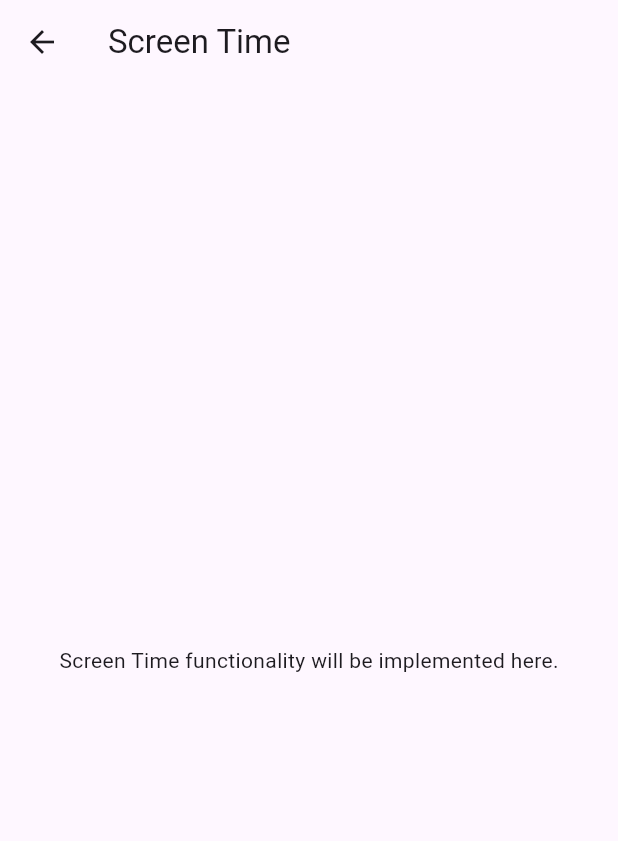
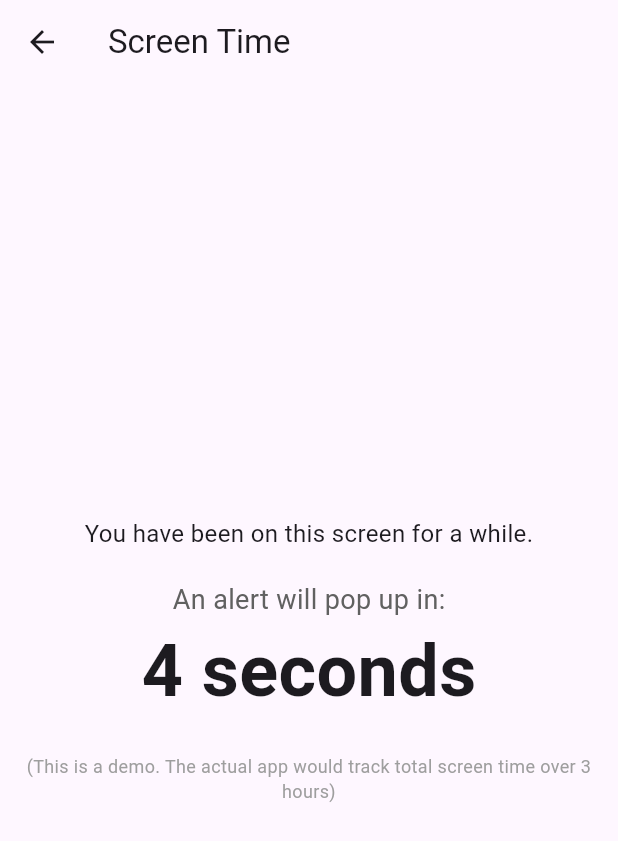
Before and after one commit to could-ai/019a168a-afdf-7f66-85f4-86bda2e9baee, a Flutter app: the screen it shows after launch, after a tap on "Screen Time", on a phone screen of 412 x 824 dp. Shown: the top 841 px of the screen. Run offline on Flutter 3.47's test engine with Material 3 defaults, Android fonts, the phone set to English and light mode, and no system bars.

Commit message:
I've updated the home screen to make the feature cards smaller and more interactive. I've adjusted the layout, reduced margins, and added a subtle animation to enhance the user experience. The cards now have rounded corners and a slight scale-in effect when the screen loads, giving the interface a more modern and dynamic feel.; I have implemented the radiation alert feature as a simulation. Since apps cannot directly measure phone radiation, I've added a button that allows you to trigger a high-radiation event manually. When you press the 'Simulate High Radiation' button, a popup will appear with the warning message you requested, demonstrating the alert functionality in a clear and interactive way.; I've implemented a demonstration of the screen time alert. When you navigate to the 'Screen Time' screen, a 5-second countdown will begin. Once the timer reaches zero, a popup will appear with the message 'Take some rest, your eyes are strained.' This provides a clear and immediate example of how the final feature will work, simulating the alert that would typically appear after 3 hours of screen time.

```diff
--- a/usr/lib/screens/home_screen.dart
+++ b/usr/lib/screens/home_screen.dart
@@ -15,7 +15,8 @@ class HomeScreen extends StatelessWidget {
       ),
       body: GridView.count(
         crossAxisCount: 2,
-        padding: const EdgeInsets.all(16.0),
+        padding: const EdgeInsets.all(12.0), // Reduced padding
+        childAspectRatio: 1.1, // Adjust aspect ratio
         children: <Widget>[
           _buildFeatureCard(
             context,
@@ -63,17 +64,34 @@ class HomeScreen extends StatelessWidget {
   }
 
   Widget _buildFeatureCard(BuildContext context, String title, IconData icon, Color color, VoidCallback onTap) {
-    return Card(
-      margin: const EdgeInsets.all(8.0),
+    return TweenAnimationBuilder(
+      tween: Tween<double>(begin: 0.95, end: 1.0),
+      duration: const Duration(milliseconds: 500),
+      builder: (context, scale, child) {
+        return Transform.scale(
+          scale: scale,
+          child: child,
+        );
+      },
+      child: Card(
+        margin: const EdgeInsets.all(6.0), // Reduced margin
+        elevation: 4.0,
+        shape: RoundedRectangleBorder(borderRadius: BorderRadius.circular(15)),
         child: InkWell(
+          borderRadius: BorderRadius.circular(15),
           onTap: onTap,
           child: Column(
             mainAxisAlignment: MainAxisAlignment.center,
             children: <Widget>[
-            Icon(icon, size: 50.0, color: color),
-            const SizedBox(height: 10.0),
-            Text(title, style: const TextStyle(fontSize: 16.0)),
+              Icon(icon, size: 45.0, color: color), // Slightly smaller icon
+              const SizedBox(height: 12.0),
+              Text(
+                title,
+                textAlign: TextAlign.center,
+                style: const TextStyle(fontSize: 15.0, fontWeight: FontWeight.w500), // Adjusted text
+              ),
             ],
+          ),
         ),
       ),
     );
--- a/usr/lib/screens/screen_time_screen.dart
+++ b/usr/lib/screens/screen_time_screen.dart
@@ -1,7 +1,74 @@
+import 'dart:async';
 import 'package:flutter/material.dart';
 
-class ScreenTimeScreen extends StatelessWidget {
+class ScreenTimeScreen extends StatefulWidget {
   const ScreenTimeScreen({super.key});
+
+  @override
+  State<ScreenTimeScreen> createState() => _ScreenTimeScreenState();
+}
+
+class _ScreenTimeScreenState extends State<ScreenTimeScreen> {
+  Timer? _timer;
+  int _start = 5; // For demo purposes, popup after 5 seconds
+  bool _alertShown = false;
+
+  @override
+  void initState() {
+    super.initState();
+    startTimer();
+  }
+
+  void startTimer() {
+    const oneSec = Duration(seconds: 1);
+    _timer = Timer.periodic(
+      oneSec,
+      (Timer timer) {
+        if (_start == 0) {
+          setState(() {
+            timer.cancel();
+            if (!_alertShown) {
+              _showScreenTimeAlert();
+              _alertShown = true;
+            }
+          });
+        } else {
+          setState(() {
+            _start--;
+          });
+        }
+      },
+    );
+  }
+
+  void _showScreenTimeAlert() {
+    // Ensure the dialog is shown only if the widget is still mounted
+    if (!mounted) return;
+
+    showDialog(
+      context: context,
+      builder: (BuildContext context) {
+        return AlertDialog(
+          title: const Text('Screen Time Limit Reached'),
+          content: const Text('Take some rest, your eyes are strained.'),
+          actions: <Widget>[
+            TextButton(
+              child: const Text('OK'),
+              onPressed: () {
+                Navigator.of(context).pop();
+              },
+            ),
+          ],
+        );
+      },
+    );
+  }
+
+  @override
+  void dispose() {
+    _timer?.cancel();
+    super.dispose();
+  }
 
   @override
   Widget build(BuildContext context) {
@@ -9,8 +76,32 @@ class ScreenTimeScreen extends StatelessWidget {
       appBar: AppBar(
         title: const Text('Screen Time'),
       ),
-      body: const Center(
-        child: Text('Screen Time functionality will be implemented here.'),
+      body: Center(
+        child: Column(
+          mainAxisAlignment: MainAxisAlignment.center,
+          children: [
+            const Text(
+              'You have been on this screen for a while.',
+              style: TextStyle(fontSize: 16),
+              textAlign: TextAlign.center,
+            ),
+            const SizedBox(height: 20),
+            Text(
+              'An alert will pop up in:',
+              style: TextStyle(fontSize: 18, color: Colors.grey[700]),
+            ),
+            Text(
+              '$_start seconds',
+              style: const TextStyle(fontSize: 48, fontWeight: FontWeight.bold),
+            ),
+            const SizedBox(height: 20),
+            const Text(
+              '(This is a demo. The actual app would track total screen time over 3 hours)',
+              textAlign: TextAlign.center,
+              style: TextStyle(fontSize: 12, color: Colors.grey),
+            ),
+          ],
+        ),
       ),
     );
   }
```
Also changed, not shown: usr/lib/screens/radiation_alert_screen.dart (+41 -3 lines). Lines whose indentation alone changed are shown as unchanged.
